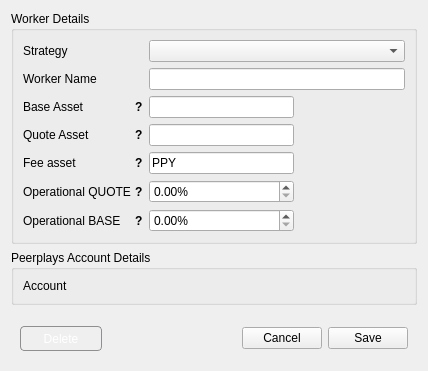
Before: the Qt Designer form dexbot/views/ui/edit_worker_window.ui in peerplays-network/DEXBot, drawn with Qt 5.
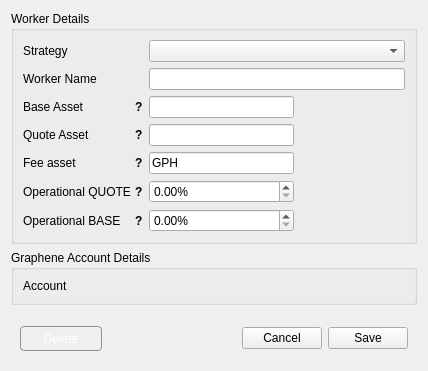
After: the same form once the commit is applied.

Commit message: init Graphene

Diff of the .ui file:
```diff
--- a/dexbot/views/ui/edit_worker_window.ui
+++ b/dexbot/views/ui/edit_worker_window.ui
@@ -375,7 +375,7 @@
          </size>
         </property>
         <property name="text">
-         <string>PPY</string>
+         <string>GPH</string>
         </property>
        </widget>
       </item>
@@ -659,7 +659,7 @@
    <item>
     <widget class="QGroupBox" name="groupBox_2">
      <property name="title">
-      <string>Peerplays Account Details</string>
+      <string>Graphene Account Details</string>
      </property>
      <layout class="QFormLayout" name="formLayout_2">
       <property name="rowWrapPolicy">
```
The commit also changes 33 other files.
